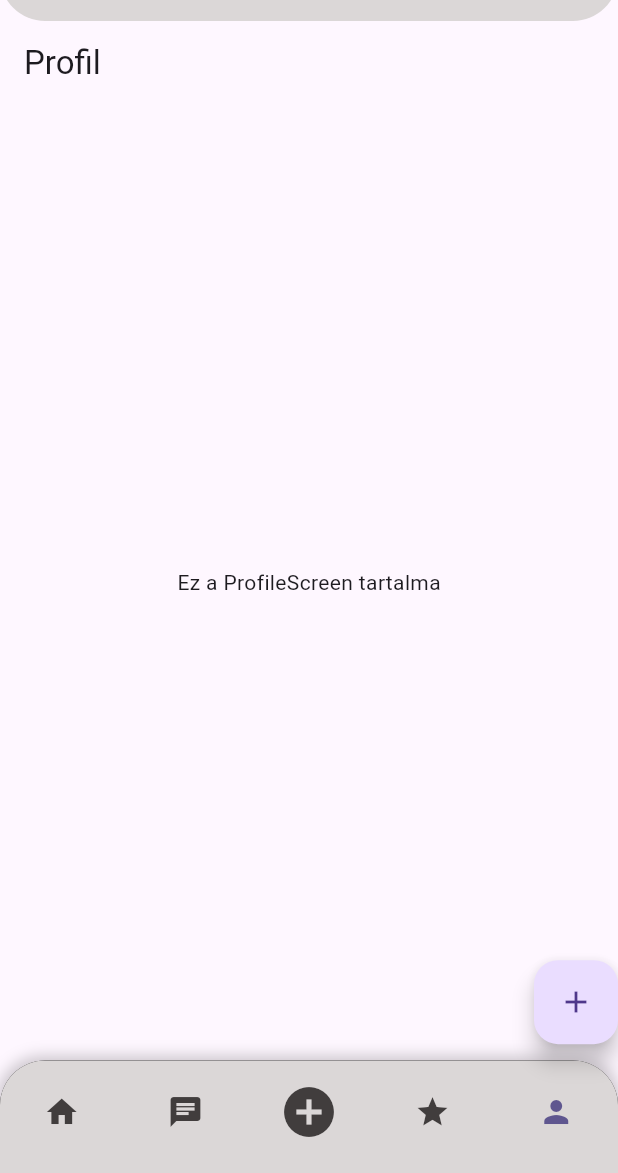
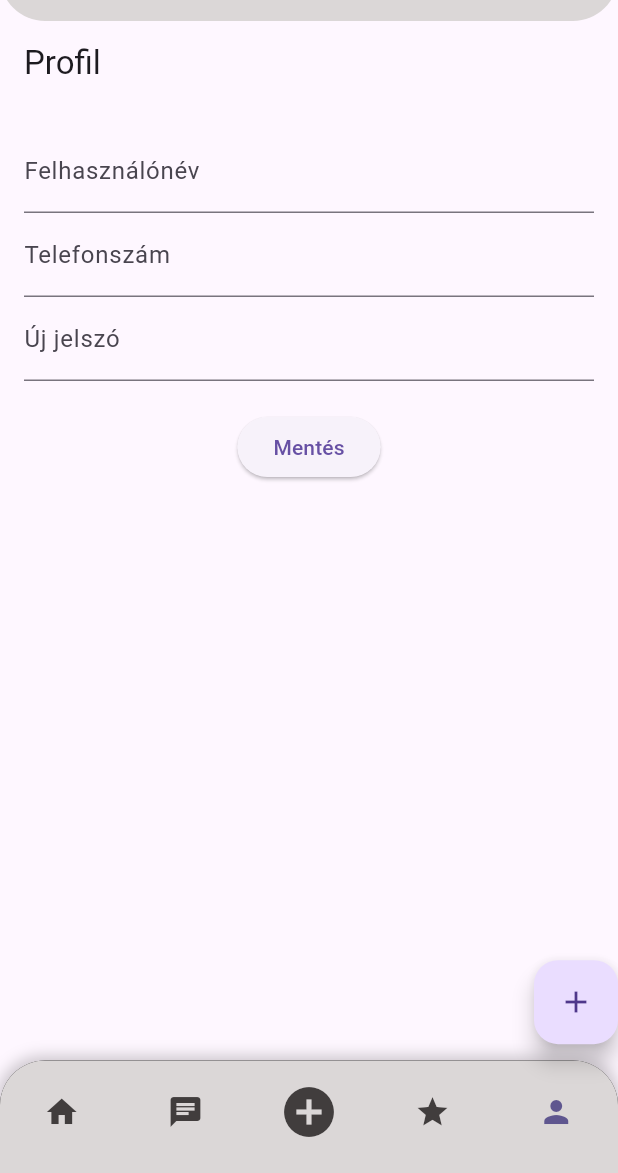
Before and after one commit to botonyy/beermate_2, a Flutter app: the HomePage screen opened directly, item 5 of the bottom bar chosen, on a phone screen of 412 x 824 dp, the part 63-1236 px from its top. Run offline on Flutter 3.47's test engine with Material 3 defaults, Android fonts, the phone set to English and light mode, and no system bars; our stand-ins replace cloud_firestore, firebase_auth, firebase_core, google_sign_in; accounts and stored records are empty.

Commit message:
profile button lead to profile page

```diff
--- a/lib/reuseable_widgets/reuseable_widgets.dart
+++ b/lib/reuseable_widgets/reuseable_widgets.dart
@@ -188,19 +188,3 @@ class CustomBottomNavigationBar extends StatelessWidget {
     );
   }
 }
-
-class ProfileScreen extends StatelessWidget {
-  const ProfileScreen({super.key});
-
-  @override
-  Widget build(BuildContext context) {
-    return Scaffold(
-      appBar: AppBar(
-        title: const Text("Profil"),
-      ),
-      body: const Center(
-        child: Text("Ez a ProfileScreen tartalma"),
-      ),
-    );
-  }
-}
--- a/lib/screens/home_screen.dart
+++ b/lib/screens/home_screen.dart
@@ -1,4 +1,5 @@
 import 'package:beermate_2/reuseable_widgets/reuseable_widgets.dart';
+import 'package:beermate_2/screens/profile_screen.dart';
 import 'package:beermate_2/services/firestore.dart';
 import 'package:cloud_firestore/cloud_firestore.dart';
 import 'package:flutter/material.dart';
@@ -15,13 +16,12 @@ class _HomePageState extends State<HomePage> {
   final FirestoreService firestoreService = FirestoreService();
   final TextEditingController textController = TextEditingController();
 
-  // Képernyők listája, beleértve a ProfileScreen-t
-  final List<Widget> _screens = [
+final List<Widget> _screens = [
     HomePageContent(),
-    Placeholder(),     // Chat képernyő
-    Placeholder(),     // Poszt hozzáadása (később kezelve a FloatingActionButton-nal)
-    Placeholder(),     // Értékelés képernyő
-    ProfileScreen(),   // Profil képernyő
+    Placeholder(), // Chat screen helye
+    Placeholder(), // Add post (FloatingActionButton kezeli)
+    Placeholder(), // Rate screen helye
+    ProfileScreen(), // Profile screen
   ];
 
   void _onItemTapped(int index) {
@@ -40,12 +40,12 @@ class _HomePageState extends State<HomePage> {
         onTap: _onItemTapped,
       ),
       floatingActionButton: Padding(
-        padding: const EdgeInsets.only(bottom: 50.0), // Feljebb emeljük a gombot
+        padding: const EdgeInsets.only(bottom: 50.0),
         child: Align(
-          alignment: Alignment(1.0, 0.9), // Jobb oldalra igazítva, a navigációs sáv fölé
+          alignment: const Alignment(1.0, 0.9),
           child: FloatingActionButton(
             onPressed: () {
-              openPostBox(); // Akció poszt hozzáadásához
+              openPostBox(); // Add post művelet
             },
             child: const Icon(Icons.add),
           ),
--- a/lib/screens/profile_screen.dart
+++ b/lib/screens/profile_screen.dart
@@ -0,0 +1,78 @@
+import 'package:flutter/material.dart';
+import 'package:firebase_auth/firebase_auth.dart';
+import 'package:cloud_firestore/cloud_firestore.dart';
+
+class ProfileScreen extends StatefulWidget {
+  @override
+  _ProfileScreenState createState() => _ProfileScreenState();
+}
+
+class _ProfileScreenState extends State<ProfileScreen> {
+  final TextEditingController usernameController = TextEditingController();
+  final TextEditingController phoneController = TextEditingController();
+  final TextEditingController passwordController = TextEditingController();
+  final User? user = FirebaseAuth.instance.currentUser;
+
+  @override
+  void initState() {
+    super.initState();
+    _loadUserData();
+  }
+
+  Future<void> _loadUserData() async {
+    if (user != null) {
+      final userData = await FirebaseFirestore.instance.collection('users').doc(user!.uid).get();
+      usernameController.text = userData['username'] ?? '';
+      phoneController.text = userData['phone'] ?? '';
+    }
+  }
+
+  Future<void> _updateUserData() async {
+    if (user != null) {
+      await FirebaseFirestore.instance.collection('users').doc(user!.uid).update({
+        'username': usernameController.text,
+        'phone': phoneController.text,
+      });
+
+      if (passwordController.text.isNotEmpty) {
+        await user!.updatePassword(passwordController.text);
+      }
+    }
+    ScaffoldMessenger.of(context).showSnackBar(SnackBar(content: Text('Profil frissítve!')));
+  }
+
+  @override
+  Widget build(BuildContext context) {
+    return Scaffold(
+      appBar: AppBar(
+        title: Text('Profil'),
+      ),
+      body: Padding(
+        padding: const EdgeInsets.all(16.0),
+        child: Column(
+          children: [
+            TextField(
+              controller: usernameController,
+              decoration: InputDecoration(labelText: 'Felhasználónév'),
+            ),
+            TextField(
+              controller: phoneController,
+              decoration: InputDecoration(labelText: 'Telefonszám'),
+              keyboardType: TextInputType.phone,
+            ),
+            TextField(
+              controller: passwordController,
+              decoration: InputDecoration(labelText: 'Új jelszó'),
+              obscureText: true,
+            ),
+            SizedBox(height: 20),
+            ElevatedButton(
+              onPressed: _updateUserData,
+              child: Text('Mentés'),
+            ),
+          ],
+        ),
+      ),
+    );
+  }
+}
```
Also changed, not shown: 1 other file.
